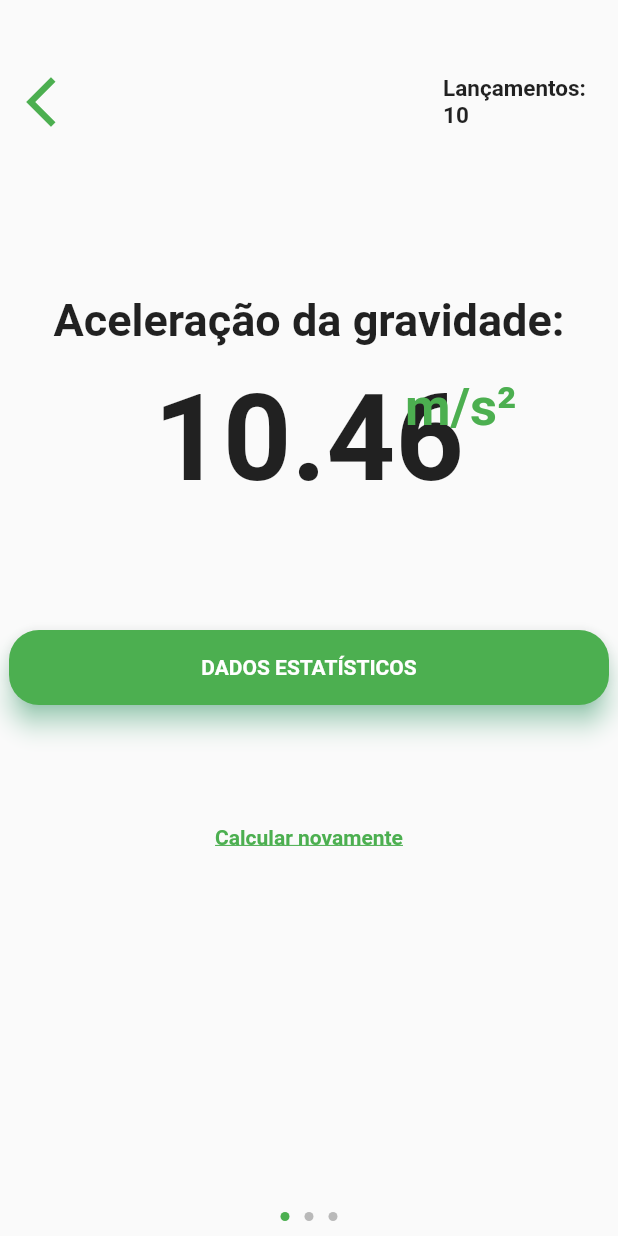
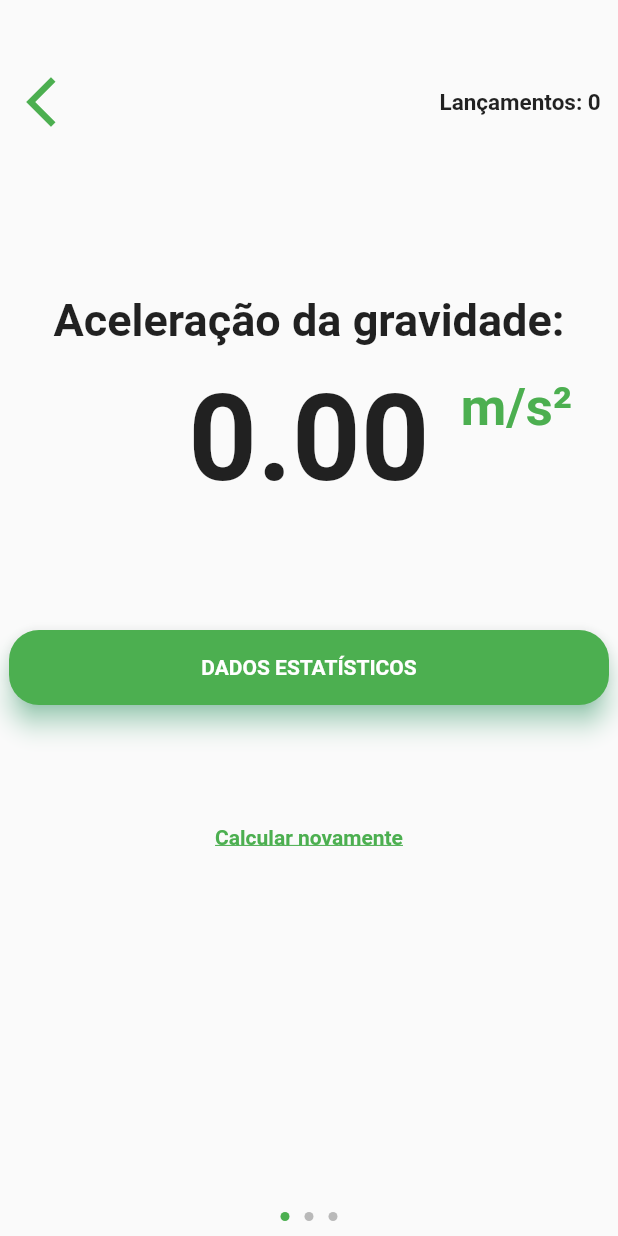
Before and after one commit to FonteneleLucas/experiment-gravitational-acceleration, a Flutter app: the ShowData screen opened by its route, on a phone screen of 412 x 824 dp. Run offline on Flutter 3.47's test engine with Material 2 defaults, Android fonts, the phone set to English and light mode, and no system bars; drawn by our look-alikes of page_indicator; our stand-ins replace charts_flutter, flutter_bluetooth_serial; Roboto replaces fonts that are missing (Montserrat); statements that could not run were skipped.

Commit message:
corrigindo routes e adicionando codigo arduino

```diff
--- a/lib/Gravity.dart
+++ b/lib/Gravity.dart
@@ -31,12 +31,19 @@ class Gravity {
 
   //if tempo > 0
   setValues(int _lancamentos, double _tempo) {
-    lancamento = _lancamentos;
-    tempo = _tempo;
-    gravidade = calculaGravidade(lancamento, tempo);
+//    if(tempo != 0){
+      lancamento = _lancamentos;
+      tempo = _tempo;
+      gravidade = calculaGravidade(lancamento, tempo);
 
-    var gravity = Gravity(lancamento: lancamento, tempo: tempo, gravidade: gravidade);
-    dados.add(gravity);
+      var gravity = Gravity(lancamento: lancamento, tempo: tempo, gravidade: gravidade);
+      dados.add(gravity);
+//    }
+
+  }
+
+  clearData(){
+    dados.clear();
   }
 
   double calculaGravidade(int lancamento, double tempo) {
--- a/lib/showData.dart
+++ b/lib/showData.dart
@@ -30,7 +30,8 @@ class ScatterPlot {
 
 
 class _ShowDataState extends State<ShowData> {
-  PageController controller;
+  PageController _pageController;
+
   FlutterBluetoothSerial bluetooth = FlutterBluetoothSerial.instance;
   static final TextEditingController _text = new TextEditingController();
   static final TextEditingController _contador = new TextEditingController();
@@ -40,6 +41,7 @@ class _ShowDataState extends State<ShowData> {
   int contador = 0;
   double tempo = 0;
   double _gravidadeFinal = 0;
+  bool control = false;
 
 
 
@@ -49,6 +51,15 @@ class _ShowDataState extends State<ShowData> {
     super.initState();
     initPlatformState();
     _isConnected();
+    //Inicia com 0
+    gravity.setValues(0, 0);
+    _pageController = PageController();
+  }
+
+  @override
+  void dispose() {
+    _pageController.dispose();
+    super.dispose();
   }
 
 
@@ -56,10 +67,11 @@ class _ShowDataState extends State<ShowData> {
     print("resetCall");
     contador = 0;
     _gravidadeFinal = 0;
-
+    gravity.clearData();
+    control = false;
   }
 
-  void calculoGravidade(){}
+
 
   Future<void> initPlatformState() async {
     bluetooth.onRead().listen((msg) {
@@ -67,10 +79,20 @@ class _ShowDataState extends State<ShowData> {
 //        print('Read: $msg');
         _text.text += msg;
         tempo = double.parse(_text.text.toString());
+
+        _text.text = "";
+
+        //Espera um tempo 0 e contador 0 resolvendo problema de lista vazia no inicio
+        if(tempo == 0 && contador == 0){
+          gravity.clearData();
+        }
+
+        if(tempo > 0 && contador < 10){
           print(tempo);
-        _text.text = "";
-        //Passa os dados para a classe aqui
-        calculoGravidade();
+          print(contador);
+          gravity.setValues(++contador, tempo);
+        }
+
       });
     });
   }
@@ -166,22 +188,21 @@ class _ShowDataState extends State<ShowData> {
       )
     ];
 
-//    gravity.setValues(0, 0.46);
-    gravity.setValues(1, 0.45);
-    gravity.setValues(2, 0.47);
-    gravity.setValues(3, 0.43);
-    gravity.setValues(4, 0.42);
-    gravity.setValues(5, 0.49);
-    gravity.setValues(6, 0.41);
-    gravity.setValues(7, 0.38);
-    gravity.setValues(8, 0.59);
-    gravity.setValues(9, 0.38);
-    gravity.setValues(10, 0.45);
 
-    contador = 10;
+//    gravity.setValues(1, 0.45);
+//    gravity.setValues(2, 0.47);
+//    gravity.setValues(3, 0.43);
+//    gravity.setValues(4, 0.42);
+//    gravity.setValues(5, 0.49);
+//    gravity.setValues(6, 0.41);
+//    gravity.setValues(7, 0.38);
+//    gravity.setValues(8, 0.59);
+//    gravity.setValues(9, 0.38);
+//    gravity.setValues(10, 0.45);
 
     //10 número de amostras
-    if(gravity.lancamento == 10){
+    if(gravity.lancamento == 10 && control == false){
+      control = true;
       _gravidadeFinal = gravity.calcGravidadeMedia();
       print("Gravidade média 2 : ${gravity.calcGravidadeMedia()}");
     }
@@ -194,6 +215,7 @@ class _ShowDataState extends State<ShowData> {
           child: Container(
             child: PageIndicatorContainer(
               pageView: PageView(
+                controller: _pageController,
                 children: <Widget>[
                   Column(
                     children: <Widget>[
@@ -226,9 +248,8 @@ class _ShowDataState extends State<ShowData> {
                               flex: 9,
                               child: Container(
                                 alignment: Alignment(0.9, 0),
-//                    color: Colors.white70,
+
                                 child: Container(
-                                  width: 105,
                                   child: Text(
                                     "Lançamentos: "+ contador.toString(),
                                     style: TextStyle(fontSize: 15, fontWeight: FontWeight.bold),
@@ -273,7 +294,10 @@ class _ShowDataState extends State<ShowData> {
                               ),
                             ),
                             Container(
-                              padding: EdgeInsets.fromLTRB(270, 55, 0, 0),
+                              alignment: Alignment(0.82, 0),
+                              margin: const EdgeInsets.only(left: 0, top: 55, right: 0, bottom: 0),
+//                              color: Colors.blueGrey,
+//                              padding: EdgeInsets.fromLTRB(270, 55, 0, 0),
                               child: Text(
                                 "m/s²",
                                 style: TextStyle(
@@ -291,7 +315,13 @@ class _ShowDataState extends State<ShowData> {
                           height: 50,
                           child: InkWell(
                             onTap: () {
-                              Navigator.of(context).pushNamed('/showTable');
+                              if (_pageController.hasClients) {
+                                _pageController.animateToPage(
+                                  1,
+                                  duration: const Duration(milliseconds: 400),
+                                  curve: Curves.easeInOut,
+                                );
+                              }
                             },
                             child: Material(
                               borderRadius: BorderRadius.circular(20),
@@ -350,7 +380,13 @@ class _ShowDataState extends State<ShowData> {
                                           tooltip: 'Voltar',
                                           onPressed: () {
                                             print("Voltar");
-                                            Navigator.of(context).pushNamed('/homePage');
+                                            if (_pageController.hasClients) {
+                                              _pageController.animateToPage(
+                                                0,
+                                                duration: const Duration(milliseconds: 400),
+                                                curve: Curves.easeInOut,
+                                              );
+                                            }
                                           },
                                         ),
                                       ),
@@ -376,8 +412,10 @@ class _ShowDataState extends State<ShowData> {
                                 child: Column(
                                   children: <Widget>[
                                     Container(
-//                    color: Colors.lightBlueAccent,
-
+                                      margin: const EdgeInsets.only(left: 5, top: 8, right: 5, bottom: 10),
+                                        child: Row(
+                                          children: <Widget>[
+                                            Expanded(
                                               child: Material(
                                                 color: Colors.white,
                                                 shadowColor: Colors.white70,
@@ -385,8 +423,9 @@ class _ShowDataState extends State<ShowData> {
 
                                                 child: bodyData(),
                                               ),
-
-
+                                            )
+                                          ],
+                                        ),
                                     ),
                                     Container(
                                         margin: EdgeInsets.only(top: 10),
@@ -698,7 +737,13 @@ class _ShowDataState extends State<ShowData> {
                                         height: 50,
                                         child: InkWell(
                                           onTap: () {
-                                            Navigator.of(context).pushNamed('/showChart');
+                                            if (_pageController.hasClients) {
+                                              _pageController.animateToPage(
+                                              2,
+                                                duration: const Duration(milliseconds: 400),
+                                                curve: Curves.easeInOut,
+                                              );
+                                            }
                                           },
                                           child: Material(
                                             borderRadius: BorderRadius.circular(20),
@@ -750,7 +795,13 @@ class _ShowDataState extends State<ShowData> {
                                               tooltip: 'Voltar',
                                               onPressed: () {
                                                 print("Voltar");
-                                                Navigator.of(context).pushNamed('/homePage');
+                                                if (_pageController.hasClients) {
+                                                  _pageController.animateToPage(
+                                                    1,
+                                                    duration: const Duration(milliseconds: 400),
+                                                    curve: Curves.easeInOut,
+                                                  );
+                                                }
                                               },
                                             ),
                                           ),
@@ -782,7 +833,7 @@ class _ShowDataState extends State<ShowData> {
                                   padding: new EdgeInsets.all(15),
                                   child: new SizedBox(
                                       height: 200.0,
-                                      child: LineChart(series1,
+                                      child: LineChart(series1, animate: false,
                                         behaviors: [
                                           new ChartTitle('Lançamentos',
                                               behaviorPosition: BehaviorPosition.bottom,
@@ -825,7 +876,7 @@ class _ShowDataState extends State<ShowData> {
                                   padding: new EdgeInsets.all(15),
                                   child: new SizedBox(
                                       height: 200.0,
-                                      child: LineChart(series2,
+                                      child: LineChart(series2, animate: false,
                                         behaviors: [
                                           new ChartTitle('Lançamentos',
                                               behaviorPosition: BehaviorPosition.bottom,
@@ -868,7 +919,52 @@ class _ShowDataState extends State<ShowData> {
                                   padding: new EdgeInsets.all(15),
                                   child: new SizedBox(
                                       height: 200.0,
-                                      child: ScatterPlotChart(series3,animate: true,)
+                                      child: ScatterPlotChart(series3,animate: true,
+                                        behaviors: [
+                                          new ChartTitle('Gravidade (m/s²)',
+                                              behaviorPosition: BehaviorPosition.bottom,
+                                              titleStyleSpec: TextStyleSpec(fontSize: 11),
+                                              titleOutsideJustification:
+                                              OutsideJustification.middleDrawArea),
+                                          new ChartTitle('Tempo (ms)',
+                                              behaviorPosition: BehaviorPosition.start,
+                                              titleStyleSpec: TextStyleSpec(fontSize: 11),
+                                              titleOutsideJustification:
+                                              OutsideJustification.middleDrawArea),
+
+
+                                        ],)
+                                  ),
+                                ),
+                              )
+                          ),
+                          Container(
+                              margin: const EdgeInsets.only(left: 8, top:15, right: 8, bottom: 28),
+                              height: 50,
+                              child: InkWell(
+                                onTap: () {
+                                  if (_pageController.hasClients) {
+                                    _pageController.animateToPage(
+                                      1,
+                                      duration: const Duration(milliseconds: 400),
+                                      curve: Curves.easeInOut,
+                                    );
+                                  }
+                                },
+                                child: Material(
+                                  borderRadius: BorderRadius.circular(20),
+                                  shadowColor: Colors.greenAccent,
+                                  color: Colors.green,
+                                  elevation: 7,
+                                  child: Center(
+                                    child: Text(
+                                      "VOLTAR",
+                                      style: TextStyle(
+                                          color: Colors.white,
+                                          fontWeight: FontWeight.bold,
+                                          fontFamily: 'Montserrat'
+                                      ),
+                                    ),
                                   ),
                                 ),
                               )
@@ -878,7 +974,6 @@ class _ShowDataState extends State<ShowData> {
                   )
 
                 ],
-                controller: new PageController(),
               ),
               align: IndicatorAlign.bottom,
               length: 3,
```
Also changed, not shown: 1 other file. Lines whose indentation alone changed are shown as unchanged.
